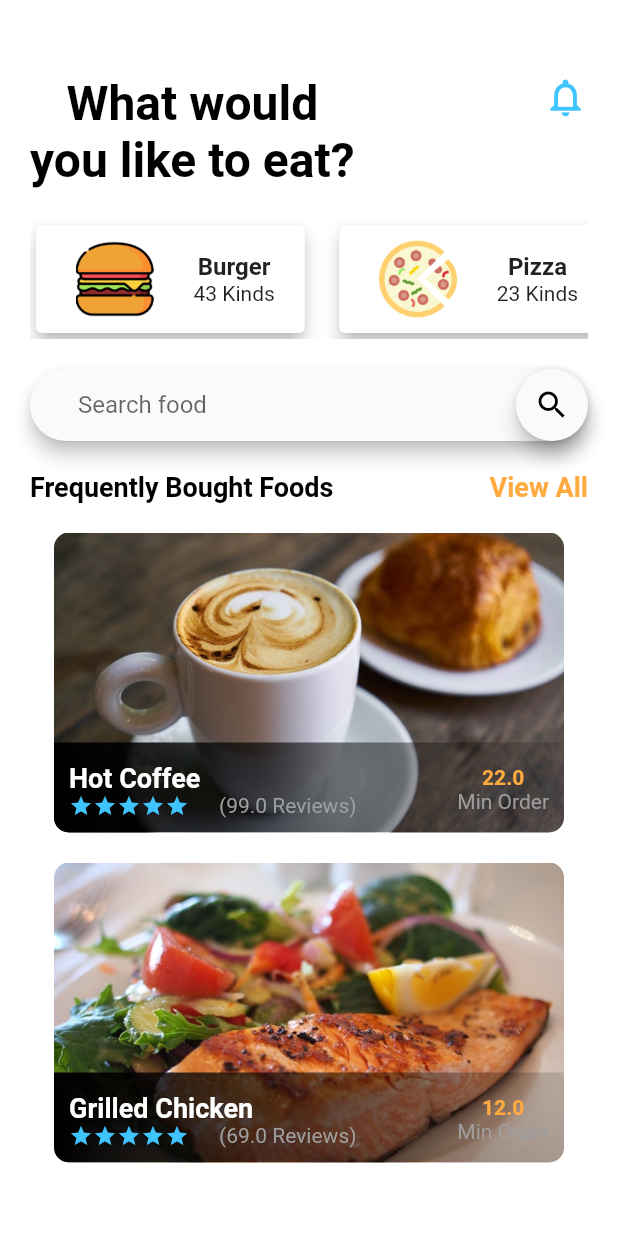
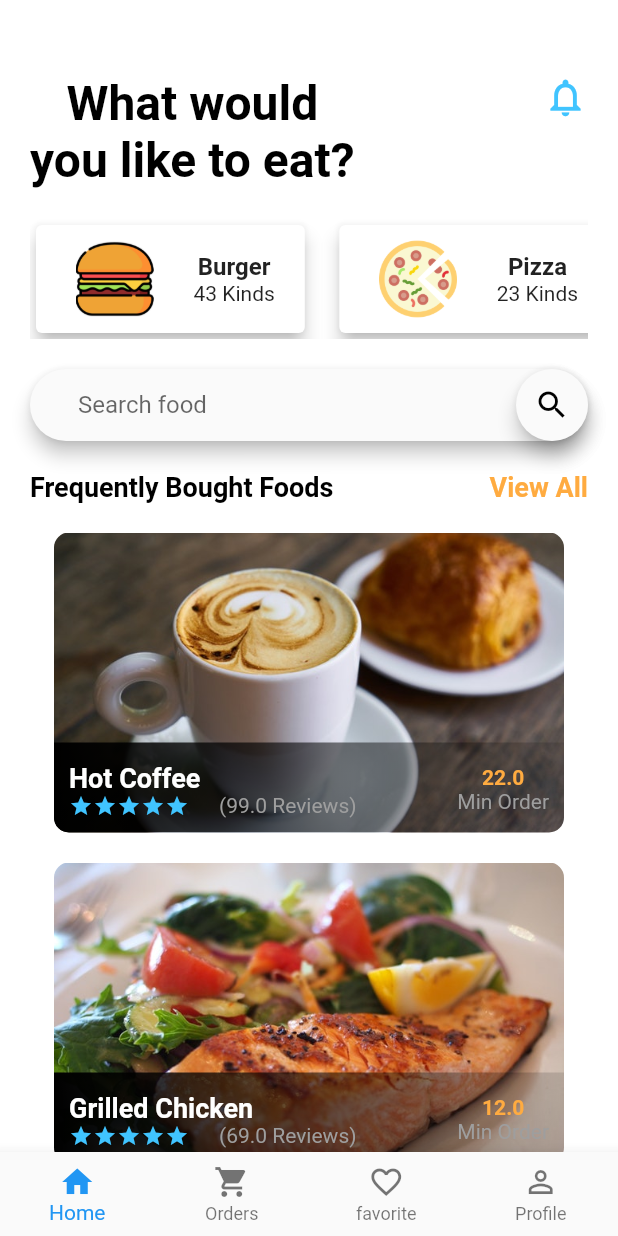
Before and after one commit to mirajvyas99/restaurant_app, a Flutter app: the screen it shows after launch, on a phone screen of 412 x 824 dp. Run offline on Flutter 3.47's test engine with Material 2 defaults, Android fonts, the phone set to English and light mode, and no system bars.

Commit message:
Update app.dart

```diff
--- a/lib/src/app.dart
+++ b/lib/src/app.dart
@@ -1,5 +1,5 @@
 import 'package:flutter/material.dart';
-import 'homescreen.dart';
+import 'screens/main_screen.dart';
 
 class App extends StatelessWidget {
   @override
@@ -9,7 +9,7 @@ class App extends StatelessWidget {
       theme: ThemeData(
         primaryColor: Colors.lightBlueAccent
       ),
-      home: HomeScreen(),
+      home: MainScreen(),
     );
   }
 }
```
